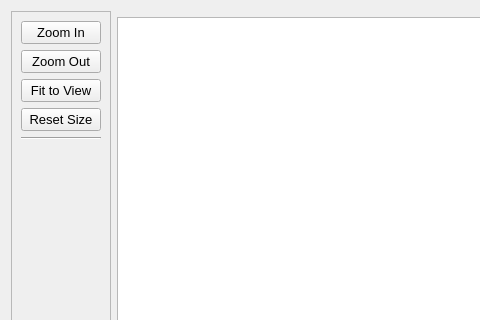
Above: tools/mapviewertool.ui from PhilInTheGaps/GM-Companion before the change; both pictures show x 0 to 480 and y 0 to 320 of the 1226 by 713 pixel window. Below: the same form after it.
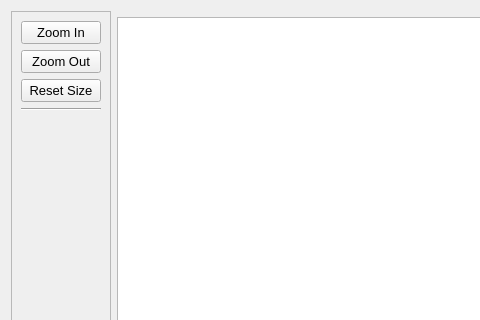
That is the form after the change.

Diff of the .ui file:
```diff
--- a/tools/mapviewertool.ui
+++ b/tools/mapviewertool.ui
@@ -53,18 +53,6 @@
         </property>
        </widget>
       </item>
-      <item>
-       <widget class="QPushButton" name="pushButton_fitToView">
-        <property name="font">
-         <font>
-          <pointsize>10</pointsize>
-         </font>
-        </property>
-        <property name="text">
-         <string>Fit to View</string>
-        </property>
-       </widget>
-      </item>
       <item>
        <widget class="QPushButton" name="pushButton_resetSize">
         <property name="font">
```
